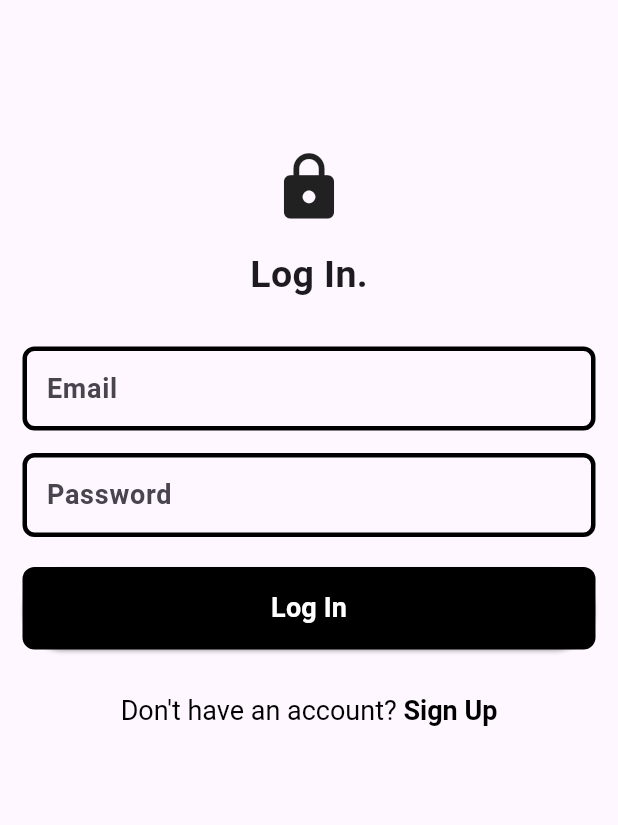
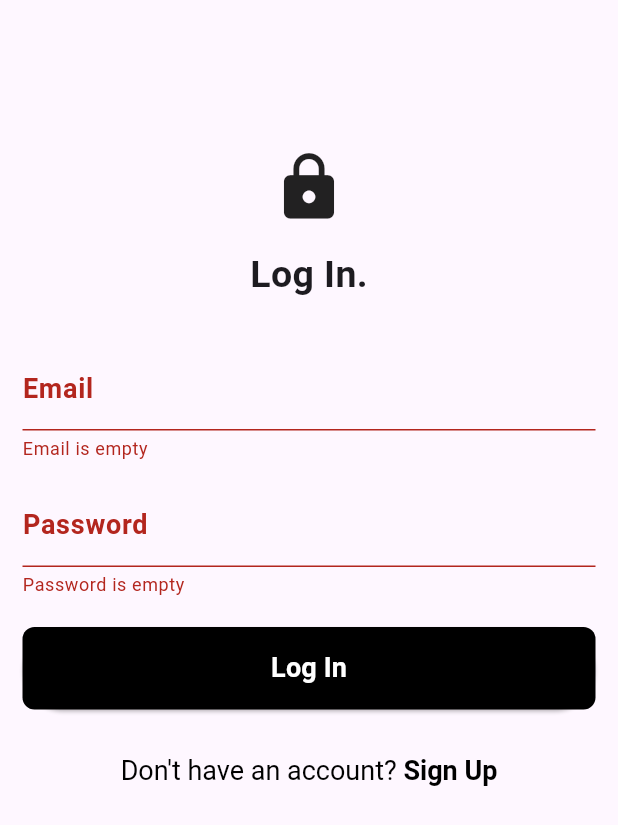
Before and after one commit to Mrbushido19/flutter_authentication_with_Supabase, a Flutter app: the screen it shows after launch, after a tap on "Log In", on a phone screen of 412 x 824 dp. Shown: the top 825 px of the screen. Run offline on Flutter 3.47's test engine with Material 3 defaults, Android fonts, the phone set to English and light mode, and no system bars; our stand-ins replace dartz, flutter_bloc, get_it, supabase_flutter; accounts and stored records are empty.

```diff
--- a/lib/features/auth/presentation/pages/user_log_in_page.dart
+++ b/lib/features/auth/presentation/pages/user_log_in_page.dart
@@ -1,7 +1,11 @@
+import 'package:auth_supabase/core/common/widgets/loader.dart';
+import 'package:auth_supabase/core/utils/show_snack_bar.dart';
 import 'package:auth_supabase/features/auth/presentation/pages/user_sign_up_page.dart';
+import 'package:auth_supabase/features/auth/presentation/provider/bloc/auth_bloc.dart';
 import 'package:auth_supabase/features/auth/presentation/widgets/auth_button.dart';
 import 'package:auth_supabase/features/auth/presentation/widgets/auth_form_field.dart';
 import 'package:flutter/material.dart';
+import 'package:flutter_bloc/flutter_bloc.dart';
 
 class UserLogInPage extends StatefulWidget {
   static route() {
@@ -31,10 +35,21 @@ class _UserLogInPageState extends State<UserLogInPage> {
 
   @override
   Widget build(BuildContext context) {
+    return BlocConsumer<AuthBloc, AuthState>(
+      listener: (context, state) {
+        if (state is AuthFailure) {
+          showSnackBar(context, state.message);
+        }
+      },
+      builder: (context, state) {
+        if (state is AuthLoading) {
+          return const Loader();
+        }
         return Scaffold(
           body: SingleChildScrollView(
             child: Padding(
-          padding: const EdgeInsets.symmetric(horizontal: 15, vertical: 100),
+              padding:
+                  const EdgeInsets.symmetric(horizontal: 15, vertical: 100),
               child: Center(
                 child: Form(
                   key: _formKey,
@@ -51,12 +66,14 @@ class _UserLogInPageState extends State<UserLogInPage> {
                       ),
                       const Text(
                         "Log In.",
-                    style: TextStyle(fontSize: 25, fontWeight: FontWeight.bold),
+                        style: TextStyle(
+                            fontSize: 25, fontWeight: FontWeight.bold),
                       ),
                       const SizedBox(
                         height: 30,
                       ),
                       AuthFormField(
+                        isObscure: false,
                         controller: _emailController,
                         labelText: "Email",
                       ),
@@ -64,6 +81,7 @@ class _UserLogInPageState extends State<UserLogInPage> {
                         height: 15,
                       ),
                       AuthFormField(
+                        isObscure: true,
                         controller: _passwordController,
                         labelText: "Password",
                       ),
@@ -71,7 +89,14 @@ class _UserLogInPageState extends State<UserLogInPage> {
                         height: 20,
                       ),
                       AuthButton(
-                    onPressed: () {},
+                        onPressed: () {
+                          if (_formKey.currentState!.validate()) {
+                            context.read<AuthBloc>().add(
+                                  AuthLogIn(_emailController.text,
+                                      _passwordController.text),
+                                );
+                          }
+                        },
                         buttonText: "Log In",
                       ),
                       const SizedBox(
@@ -84,7 +109,8 @@ class _UserLogInPageState extends State<UserLogInPage> {
                         child: RichText(
                             text: const TextSpan(
                                 text: "Don't have an account? ",
-                            style: TextStyle(fontSize: 18, color: Colors.black),
+                                style: TextStyle(
+                                    fontSize: 18, color: Colors.black),
                                 children: [
                               TextSpan(
                                 text: "Sign Up",
@@ -102,5 +128,7 @@ class _UserLogInPageState extends State<UserLogInPage> {
             ),
           ),
         );
+      },
+    );
   }
 }
--- a/lib/features/auth/presentation/pages/user_sign_up_page.dart
+++ b/lib/features/auth/presentation/pages/user_sign_up_page.dart
@@ -74,6 +74,7 @@ class _UserSignUpPageState extends State<UserSignUpPage> {
                         height: 30,
                       ),
                       AuthFormField(
+                        isObscure: false,
                         controller: _nameController,
                         labelText: "Name",
                       ),
@@ -81,6 +82,7 @@ class _UserSignUpPageState extends State<UserSignUpPage> {
                         height: 15,
                       ),
                       AuthFormField(
+                        isObscure: false,
                         controller: _emailController,
                         labelText: "Email",
                       ),
@@ -88,6 +90,7 @@ class _UserSignUpPageState extends State<UserSignUpPage> {
                         height: 15,
                       ),
                       AuthFormField(
+                        isObscure: true,
                         controller: _passwordController,
                         labelText: "Password",
                       ),
--- a/lib/features/auth/presentation/provider/bloc/auth_bloc.dart
+++ b/lib/features/auth/presentation/provider/bloc/auth_bloc.dart
@@ -1,4 +1,5 @@
 import 'package:auth_supabase/features/auth/domain/entities/user.dart';
+import 'package:auth_supabase/features/auth/domain/use_cases/user_log_in.dart';
 import 'package:auth_supabase/features/auth/domain/use_cases/user_sign_up.dart';
 import 'package:flutter/material.dart';
 import 'package:flutter_bloc/flutter_bloc.dart';
@@ -8,16 +9,29 @@ part 'auth_state.dart';
 
 class AuthBloc extends Bloc<AuthEvent, AuthState> {
   final UserSignUp _signUp;
-  AuthBloc({required UserSignUp signUp})
+  final UserLogIn _logIn;
+  AuthBloc({required UserSignUp signUp, required UserLogIn logIn})
       : _signUp = signUp,
+        _logIn = logIn,
         super(AuthInitial()) {
-    on<AuthSignUp>((event, emit) async {
-      emit(AuthLoading());
-      final res = await _signUp(
-          UserSignUpParams(event.name, event.email, event.password));
+    on<AuthSignUp>(_onAuthSignUp);
+    on<AuthLogIn>(_onAuthLogin);
+  }
 
-      res.fold((failure) => emit(AuthFailure(failure.message)),
-          (user) => emit(AuthSuccess(user)));
-    });
+  void _onAuthSignUp(event, emit) async {
+    emit(AuthLoading());
+    final res = await _signUp(
+        UserSignUpParams(event.name, event.email, event.password));
+
+    res.fold((failure) => emit(AuthFailure(failure.message)),
+        (user) => emit(AuthSuccess(user)));
+  }
+
+  void _onAuthLogin(event, emit) async {
+    emit(AuthLoading());
+    final res = await _logIn(UserLogInParams(event.email, event.password));
+
+    res.fold((failure) => emit(AuthFailure(failure.message)),
+        (user) => emit(AuthSuccess(user)));
   }
 }
--- a/lib/features/auth/presentation/provider/bloc/auth_event.dart
+++ b/lib/features/auth/presentation/provider/bloc/auth_event.dart
@@ -10,3 +10,10 @@ final class AuthSignUp extends AuthEvent {
 
   AuthSignUp(this.name, this.email, this.password);
 }
+
+final class AuthLogIn extends AuthEvent {
+  final String email;
+  final String password;
+
+  AuthLogIn(this.email, this.password);
+}
--- a/lib/features/auth/presentation/widgets/auth_form_field.dart
+++ b/lib/features/auth/presentation/widgets/auth_form_field.dart
@@ -3,12 +3,17 @@ import 'package:flutter/material.dart';
 class AuthFormField extends StatelessWidget {
   final TextEditingController controller;
   final String labelText;
+  final bool isObscure;
   const AuthFormField(
-      {super.key, required this.labelText, required this.controller});
+      {super.key,
+      required this.labelText,
+      required this.controller,
+      required this.isObscure});
 
   @override
   Widget build(BuildContext context) {
     return TextFormField(
+      obscureText: isObscure,
       controller: controller,
       validator: (value) {
         if (value!.isEmpty) {
--- /dev/null
+++ b/lib/init_dependencies.dart
@@ -0,0 +1,40 @@
+import 'package:auth_supabase/core/secret/app_secret.dart';
+import 'package:auth_supabase/features/auth/data/data_sources/auth_remote_data_source.dart';
+import 'package:auth_supabase/features/auth/data/repositories_impl/auth_repository_impl.dart';
+import 'package:auth_supabase/features/auth/domain/repositories/auth_repository.dart';
+import 'package:auth_supabase/features/auth/domain/use_cases/user_log_in.dart';
+import 'package:auth_supabase/features/auth/domain/use_cases/user_sign_up.dart';
+import 'package:auth_supabase/features/auth/presentation/provider/bloc/auth_bloc.dart';
+import 'package:get_it/get_it.dart';
+import 'package:supabase_flutter/supabase_flutter.dart';
+
+final serviceLocator = GetIt.instance;
+Future<void> initDependencies() async {
+  _initAuth();
+  final supabase = await Supabase.initialize(
+      url: AppSecret.supabaseUrl, anonKey: AppSecret.supabasekey);
+
+  serviceLocator.registerLazySingleton(() => supabase.client);
+}
+
+void _initAuth() async {
+  serviceLocator.registerFactory<AuthRemoteDataSource>(
+    () => AuthRemoteDataSourceImpl(
+      serviceLocator(),
+    ),
+  );
+  serviceLocator.registerFactory<AuthRepository>(
+      () => AuthRepositoryImpl(serviceLocator()));
+
+  serviceLocator
+      .registerFactory<UserSignUp>(() => UserSignUp(serviceLocator()));
+
+  serviceLocator.registerFactory<UserLogIn>(() => UserLogIn(serviceLocator()));
+
+  serviceLocator.registerLazySingleton<AuthBloc>(
+    () => AuthBloc(
+      signUp: serviceLocator(),
+      logIn: serviceLocator(),
+    ),
+  );
+}
--- a/lib/main.dart
+++ b/lib/main.dart
@@ -1,29 +1,16 @@
-import 'package:auth_supabase/core/secret/app_secret.dart';
-
-import 'package:auth_supabase/features/auth/data/data_sources/auth_remote_data_source.dart';
-import 'package:auth_supabase/features/auth/data/repositories_impl/auth_repository_impl.dart';
-
-import 'package:auth_supabase/features/auth/domain/use_cases/user_sign_up.dart';
 import 'package:auth_supabase/features/auth/presentation/pages/user_log_in_page.dart';
 
 import 'package:auth_supabase/features/auth/presentation/provider/bloc/auth_bloc.dart';
+import 'package:auth_supabase/init_dependencies.dart';
 import 'package:flutter/material.dart';
 import 'package:flutter_bloc/flutter_bloc.dart';
-import 'package:supabase_flutter/supabase_flutter.dart';
 
 void main() async {
   WidgetsFlutterBinding.ensureInitialized();
-  final supabase = await Supabase.initialize(
-      url: AppSecret.supabaseUrl, anonKey: AppSecret.supabasekey);
+  await initDependencies();
   runApp(MultiBlocProvider(providers: [
     BlocProvider<AuthBloc>(create: (_) {
-      return AuthBloc(
-        signUp: UserSignUp(
-          AuthRepositoryImpl(
-            AuthRemoteDataSourceImpl(supabase.client),
-          ),
-        ),
-      );
+      return serviceLocator<AuthBloc>();
     })
   ], child: const MainApp()));
 }
--- a/pubspec.yaml
+++ b/pubspec.yaml
@@ -11,6 +11,7 @@ dependencies:
   flutter:
     sdk: flutter
   flutter_bloc: ^8.1.5
+  get_it: ^7.6.7
   supabase_flutter: ^2.4.0
 
 dev_dependencies:
```
Also changed, not shown: lib/features/auth/data/data_sources/auth_remote_data_source.dart (+11 -3 lines), lib/features/auth/data/models/user_model.dart (+3 -4 lines), lib/features/auth/data/repositories_impl/auth_repository_impl.dart (+8 -3 lines), pubspec.lock. Lines whose indentation alone changed are shown as unchanged.
